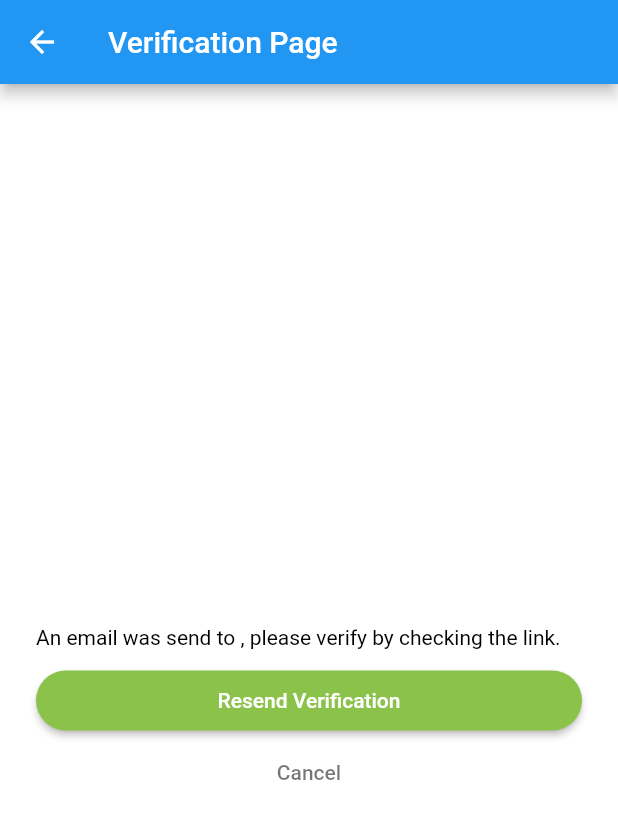
After one commit to vandr033/Converge, a Flutter app: the VerifyScreen screen opened directly, on a phone screen of 412 x 824 dp. The commit adds this screen. Shown: the top 819 px of the screen. Run offline on Flutter 3.47's test engine with Material 2 defaults, Android fonts, the phone set to English and light mode, and no system bars; our stand-ins replace cloud_firestore, equatable, firebase_auth, firebase_core; missing offline and left inert: dart:ffi; accounts and stored records are empty; network calls fail.

Commit message:
Merging email verification

```diff
--- a/lib/registerPage.dart
+++ b/lib/registerPage.dart
@@ -198,6 +198,7 @@ class _RegisterPageState extends State<RegisterPage> {
                                 .showSnackBar(snackBar);
                           } else if (e.code == 'email-already-in-use') {
                             print('email already in use');
+                            print(auth.currentUser!.email);
                           }
                         } catch (e) {
                           print(e);
@@ -218,7 +219,7 @@ class _RegisterPageState extends State<RegisterPage> {
                           Navigator.of(context).pushNamed(InterestScreen1.tag);
 
                           // send email verification link if user was created
-                          sendEmailVerification();
+
                         }
                         //   _authService.createUserWithEmailAndPassword(
                         //       email: emailTextController.text,
--- /dev/null
+++ b/lib/verify.dart
@@ -0,0 +1,126 @@
+import 'dart:ffi';
+
+import 'package:cloud_firestore/cloud_firestore.dart';
+import 'package:flutter/material.dart';
+import 'package:firebase_auth/firebase_auth.dart';
+import 'package:flutter_application/interest_screen_1.dart';
+import 'package:flutter_application/registerPage.dart';
+import 'dart:async' show Future, Timer;
+
+
+
+
+
+class VerifyScreen extends StatefulWidget {
+  static String tag = 'verify';
+  const VerifyScreen({super.key});
+
+  @override
+  State<VerifyScreen> createState() => _VerifyScreenState();
+}
+
+class _VerifyScreenState extends State<VerifyScreen> {
+  final lastNameTextEditController = new TextEditingController();
+  final db = FirebaseFirestore.instance;
+  final auth = FirebaseAuth.instance;
+  late User user;
+  late Timer timer;
+
+  final _formkey = GlobalKey<FormState>();
+
+
+  @override
+  void initState() {
+      user = FirebaseAuth.instance.currentUser!;
+      user.sendEmailVerification();
+      timer = Timer.periodic(const Duration(seconds: 3), (timer) {
+
+      });
+      super.initState();
+
+  }
+
+  @override
+  void dispose() {
+      timer.cancel();
+      super.dispose();
+  }
+
+  @override
+  Widget build(BuildContext context) {
+    return Scaffold(
+        backgroundColor: Colors.white,
+        body: Center(
+          child: Form(
+          key: _formkey,
+          child: ListView(
+          shrinkWrap: true,
+          padding: const EdgeInsets.only(top: 36, left: 24, right: 24),
+          children: <Widget>[
+          Padding (
+            padding: const EdgeInsets.only(top: 40),
+            child: Text('An email was send to ${user.email.toString()}, please verify by checking the link.',
+            style: const TextStyle(color: Colors.black)),
+          ),
+          Padding (padding: const EdgeInsets.only(top: 10.0),
+            child: ElevatedButton(
+              style: ElevatedButton.styleFrom(
+                backgroundColor: Colors.lightGreen,
+                padding: const EdgeInsets.all(12),
+                shape: RoundedRectangleBorder(
+                borderRadius: BorderRadius.circular(24)),
+
+              ), onPressed: () {
+                user.sendEmailVerification();
+               },
+              child: const Text('Resend Verification', style: TextStyle(color: Colors.white)), ),
+          ),
+          Padding(
+            padding: EdgeInsets.zero,
+            child: TextButton(
+            child: const Text(
+            'Cancel',
+            style: TextStyle(color: Colors.black54),
+            ),
+            onPressed: () {
+              Navigator.pop(context);
+            },
+            ))
+        ]),
+
+    )),
+    appBar: AppBar(
+        title: const Text('Verification Page'),
+        ),
+    );
+  }
+
+
+
+  Future<void> checkEmailVerified() async {
+
+      user = FirebaseAuth.instance.currentUser!;
+      await user.reload();
+      //Waits to see if user has verified email using the link
+      if (user.emailVerified == true) {
+          timer.cancel();
+
+          if (auth.currentUser != null) {
+              final user = <String, dynamic>{
+              "username": lastNameTextEditController.text.toString(),
+              "UID": auth.currentUser?.uid,
+              "Sports": false,
+              "Music": false,
+              };
+              //adds user to collection "Users"
+              db.collection("users").add(user).then(
+              (DocumentReference doc) => print(
+              'DocumentSnapshot added with ID: ${doc.id}'));
+
+
+      }
+
+    }
+    Navigator.of(context).pushNamed(InterestScreen1.tag);
+  }
+}
```
Also changed, not shown: 9 other files.
